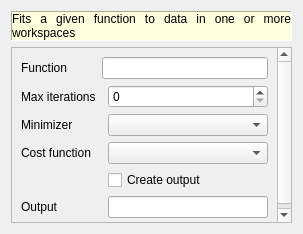
This is Code/Mantid/MantidQt/CustomDialogs/inc/MantidQtCustomDialogs/FitDialog.ui in mantidproject/mantid as Qt 5 draws it before an edit. The edited form follows.
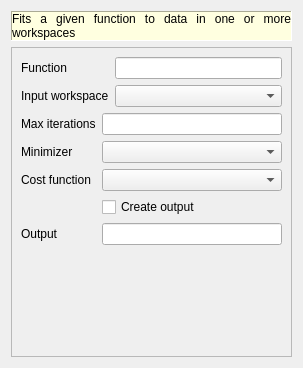
This is the edited form.

What changed in the file:
```diff
--- a/Code/Mantid/MantidQt/CustomDialogs/inc/MantidQtCustomDialogs/FitDialog.ui
+++ b/Code/Mantid/MantidQt/CustomDialogs/inc/MantidQtCustomDialogs/FitDialog.ui
@@ -7,7 +7,7 @@
     <x>0</x>
     <y>0</y>
     <width>303</width>
-    <height>234</height>
+    <height>368</height>
    </rect>
   </property>
   <property name="windowTitle">
@@ -144,10 +144,12 @@
         <x>0</x>
         <y>0</y>
         <width>283</width>
-        <height>189</height>
+        <height>323</height>
        </rect>
       </property>
-      <layout class="QGridLayout" name="gridLayout">
+      <layout class="QVBoxLayout" name="mainLayout">
+       <item>
+        <layout class="QGridLayout" name="topLayout">
        <item row="0" column="0">
         <widget class="QLabel" name="label">
          <property name="text">
@@ -155,59 +157,84 @@
          </property>
         </widget>
        </item>
-       <item row="0" column="1" colspan="2">
+         <item row="0" column="1">
         <widget class="QLineEdit" name="leFunction"/>
        </item>
        <item row="1" column="0">
+          <widget class="QLabel" name="label_8">
+           <property name="text">
+            <string>Input workspace</string>
+           </property>
+          </widget>
+         </item>
+         <item row="1" column="1">
+          <widget class="QComboBox" name="cbInputWorkspace"/>
+         </item>
+        </layout>
+       </item>
+       <item>
+        <layout class="QGridLayout" name="bottomLayout">
+         <item row="0" column="0">
         <widget class="QLabel" name="label_3">
          <property name="text">
           <string>Max iterations</string>
          </property>
         </widget>
        </item>
-       <item row="1" column="2">
-        <widget class="QSpinBox" name="sbMaxIterations">
-         <property name="maximum">
-          <number>1000</number>
-         </property>
-        </widget>
-       </item>
-       <item row="2" column="0">
+         <item row="0" column="1">
+          <widget class="QLineEdit" name="leMaxIterations"/>
+         </item>
+         <item row="1" column="0">
         <widget class="QLabel" name="label_4">
          <property name="text">
           <string>Minimizer</string>
          </property>
         </widget>
        </item>
-       <item row="2" column="2">
+         <item row="1" column="1">
         <widget class="QComboBox" name="cbMinimizer"/>
        </item>
-       <item row="3" column="0" colspan="2">
+         <item row="2" column="0">
         <widget class="QLabel" name="label_5">
          <property name="text">
           <string>Cost function</string>
          </property>
         </widget>
        </item>
-       <item row="3" column="2">
+         <item row="2" column="1">
         <widget class="QComboBox" name="cbCostFunction"/>
        </item>
-       <item row="4" column="2">
-        <widget class="QCheckBox" name="checkBox">
+         <item row="3" column="1">
+          <widget class="QCheckBox" name="chbCreateOutput">
          <property name="text">
           <string>Create output</string>
          </property>
         </widget>
        </item>
-       <item row="5" column="0">
+         <item row="4" column="0">
         <widget class="QLabel" name="label_6">
          <property name="text">
           <string>Output</string>
          </property>
         </widget>
        </item>
-       <item row="5" column="2">
+         <item row="4" column="1">
         <widget class="QLineEdit" name="leOutput"/>
+         </item>
+        </layout>
+       </item>
+       <item>
+        <spacer name="verticalSpacer">
+         <property name="orientation">
+          <enum>Qt::Vertical</enum>
+         </property>
+         <property name="sizeHint" stdset="0">
+          <size>
+           <width>20</width>
+           <height>40</height>
+          </size>
+         </property>
+        </spacer>
        </item>
       </layout>
      </widget>
```
Left out of the diff: 2 changed lines with no effect on the pictures. Lines whose indentation alone changed are shown as unchanged.
